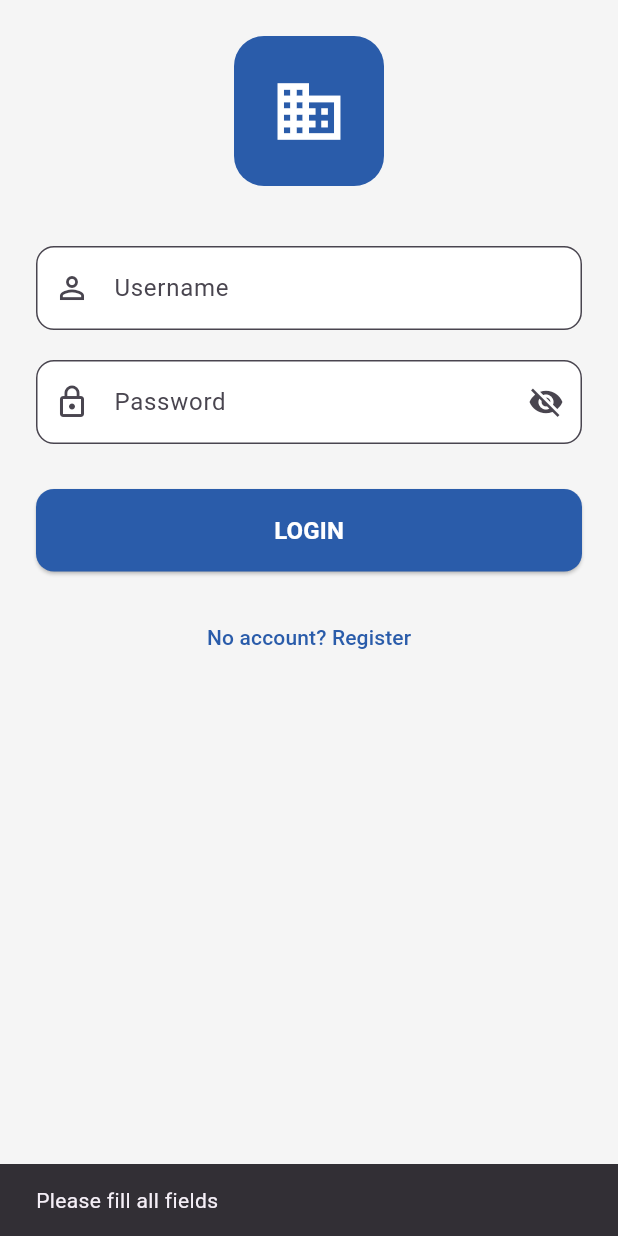
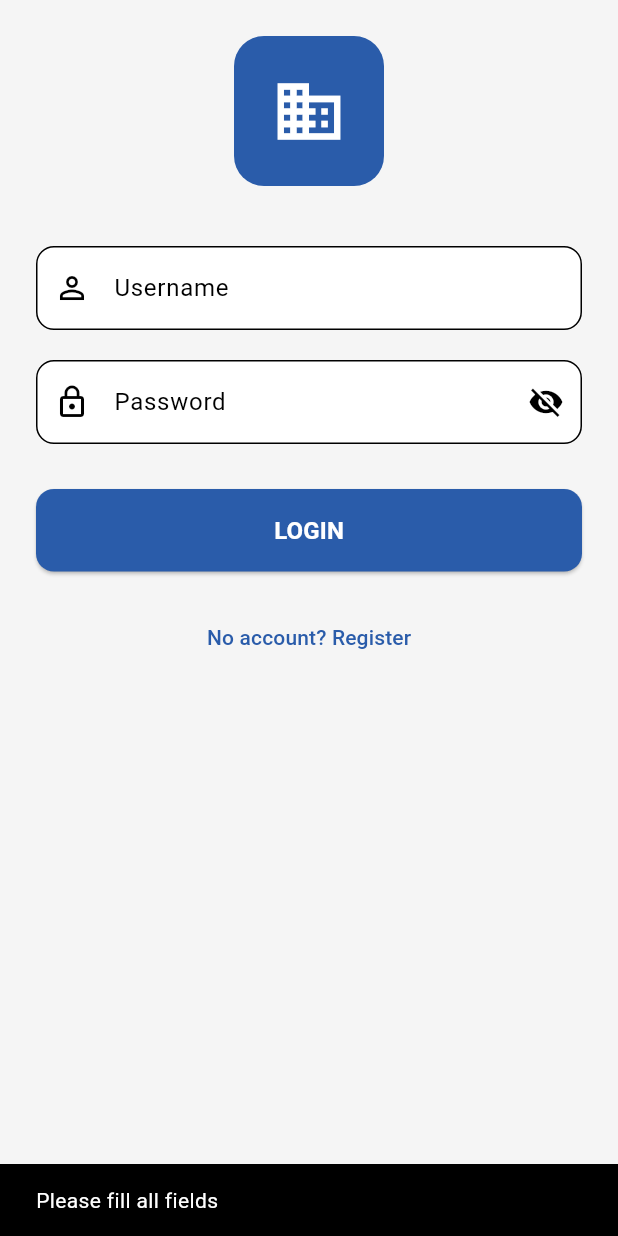
Before and after one commit to DidarTito/corporate_app, a Flutter app: the screen it shows after launch, after a tap on "LOGIN", on a phone screen of 412 x 824 dp. Run offline on Flutter 3.47's test engine with Material 3 defaults, Android fonts, the phone set to English and light mode, and no system bars.

Commit message:
main and dependencies updated: provider integration and theme setup

```diff
--- a/lib/main.dart
+++ b/lib/main.dart
@@ -1,9 +1,16 @@
-import 'package:corporate_app/utils/constants.dart';
 import 'package:flutter/material.dart';
+import 'package:provider/provider.dart';
 import 'screens/splash_screen.dart';
+import 'providers/settings_provider.dart';
+import 'utils/theme.dart';
 
 void main() {
-  runApp(const CorporateApp());
+  runApp(
+    ChangeNotifierProvider(
+      create: (context) => SettingsProvider(),
+      child: const CorporateApp(),
+    ),
+  );
 }
 
 class CorporateApp extends StatelessWidget {
@@ -11,17 +18,11 @@ class CorporateApp extends StatelessWidget {
 
   @override
   Widget build(BuildContext context) {
+    final settings = Provider.of<SettingsProvider>(context);
+
     return MaterialApp(
       title: 'Corporate App',
-      theme: ThemeData(
-        primaryColor: AppColors.primaryBlue,
-        scaffoldBackgroundColor: AppColors.backgroundLight,
-        appBarTheme: const AppBarTheme(
-          backgroundColor: AppColors.primaryBlue,
-          foregroundColor: Colors.white,
-          elevation: 0,
-        ),
-      ),
+      theme: settings.isDarkMode ? darkTheme : lightTheme,
       home: const SplashScreen(),
       debugShowCheckedModeBanner: false,
     );
--- a/pubspec.yaml
+++ b/pubspec.yaml
@@ -35,6 +35,7 @@ dependencies:
   # Use with the CupertinoIcons class for iOS style icons.
   cupertino_icons: ^1.0.8
   url_launcher: ^6.1.0  # Для звонков
+  provider: ^6.0.0  # Provider
 
 dev_dependencies:
   flutter_test:
```
Also changed, not shown: pubspec.lock.
